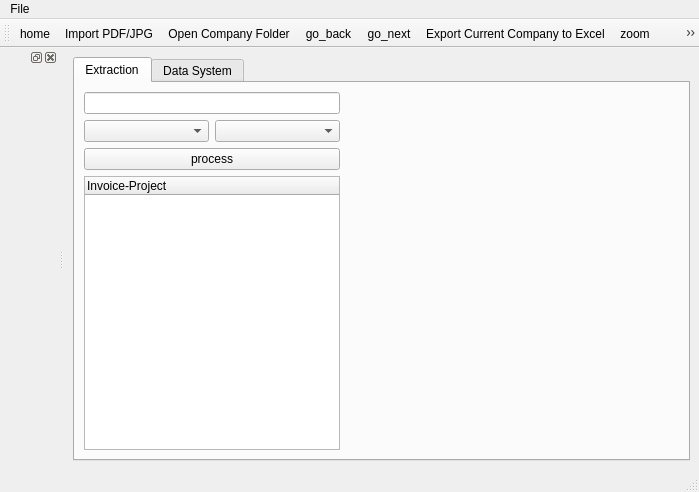
This is PIV/UIUX/4.ui in weiz0123/Invoice-Project as Qt 5 draws it before an edit. The edited form follows.
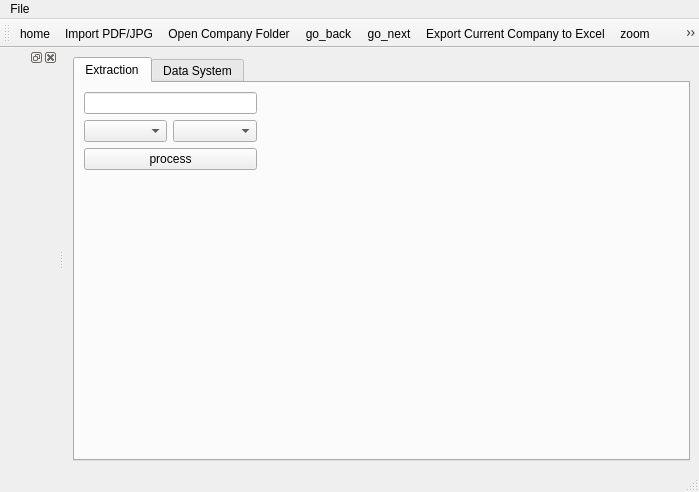
This is the edited form. Icons and pictures are not drawn.

Patch:
```diff
--- a/PIV/UIUX/4.ui
+++ b/PIV/UIUX/4.ui
@@ -62,22 +62,7 @@
            </widget>
           </item>
           <item row="3" column="0" rowspan="3" colspan="2">
-           <layout class="QVBoxLayout" name="File_Explorer_VLayout">
-            <item>
-             <widget class="QTreeWidget" name="File_Explore_List_Widget">
-              <column>
-               <property name="text">
-                <string notr="true">Invoice-Project</string>
-               </property>
-              </column>
-              <column>
-               <property name="text">
-                <string/>
-               </property>
-              </column>
-             </widget>
-            </item>
-           </layout>
+           <layout class="QVBoxLayout" name="File_Explorer_VLayout"/>
           </item>
           <item row="1" column="1">
            <widget class="QComboBox" name="Category_ComboBox"/>
```
